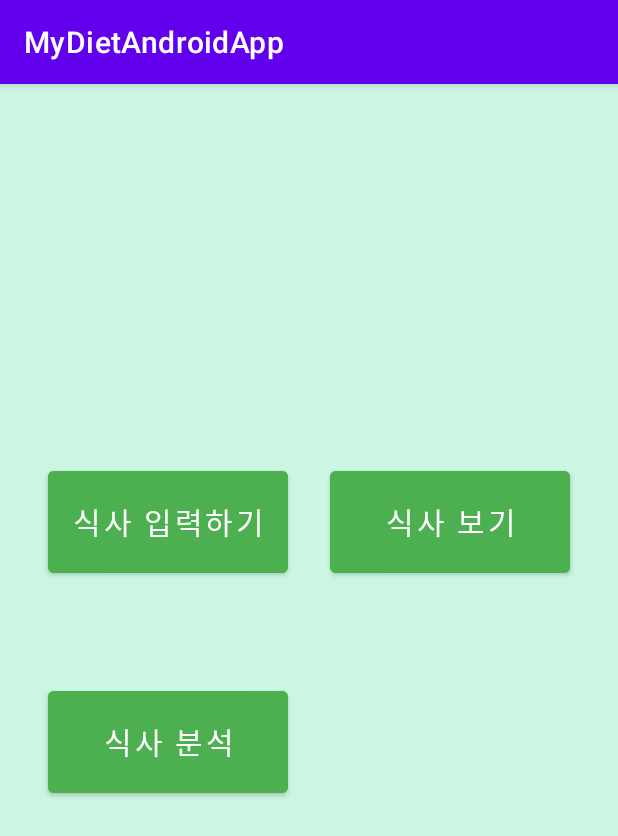
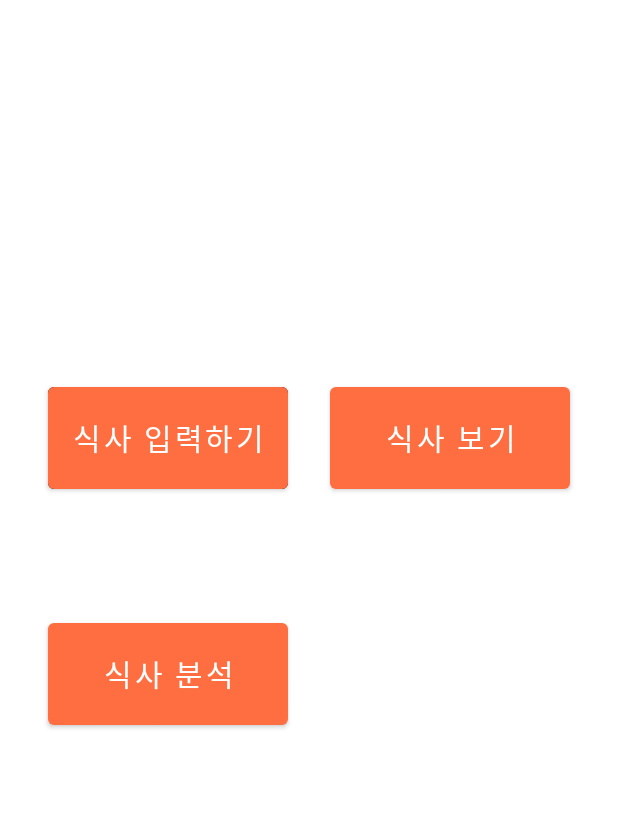
Before and after one commit to Jung-jaewoo/diet-android-app, an Android app: the screen it shows after launch (MainMenuActivity), on a phone screen of 412 x 824 dp. Shown: the top 836 px of the screen. Run offline under Robolectric (Android 15) with nearby library versions, the phone set to English and light mode, and no system bars.

Commit message:
style : 기본 색상 변경

```diff
--- a/app/src/main/res/layout/activity_main_menu.xml
+++ b/app/src/main/res/layout/activity_main_menu.xml
@@ -4,7 +4,7 @@
     xmlns:tools="http://schemas.android.com/tools"
     android:layout_width="match_parent"
     android:layout_height="match_parent"
-    android:background="#CBF6E1"
+    android:background="#FFFFFF"
     tools:context=".MainMenuActivity">
 
     <Button
@@ -13,7 +13,6 @@
         android:layout_height="80dp"
         android:layout_marginTop="252dp"
         android:layout_marginEnd="32dp"
-        android:backgroundTint="#4CAF50"
         android:onClick="navigateShowMeal"
         android:text="@string/textShowMeal"
         android:textSize="20sp"
@@ -26,7 +25,6 @@
         android:layout_height="80dp"
         android:layout_marginStart="32dp"
         android:layout_marginTop="252dp"
-        android:backgroundTint="#4CAF50"
         android:backgroundTintMode="add"
         android:onClick="navigateInputMeal"
         android:text="@string/textInputMeal"
@@ -40,7 +38,6 @@
         android:layout_width="160dp"
         android:layout_height="80dp"
         android:layout_marginStart="32dp"
-        android:backgroundTint="#4CAF50"
         android:text="@string/textAnalyzeMeal"
         android:textSize="20sp"
         app:layout_constraintBottom_toBottomOf="parent"
--- a/app/src/main/res/values/themes.xml
+++ b/app/src/main/res/values/themes.xml
@@ -1,13 +1,14 @@
 <resources xmlns:tools="http://schemas.android.com/tools">
     <!-- Base application theme. -->
     <style name="Theme.MyDietAndroidApp" parent="Theme.MaterialComponents.DayNight.DarkActionBar">
+        <item name="windowNoTitle">true</item>
         <!-- Primary brand color. -->
-        <item name="colorPrimary">@color/purple_500</item>
-        <item name="colorPrimaryVariant">@color/purple_700</item>
+        <item name="colorPrimary">#FF6E40</item>
+        <item name="colorPrimaryVariant">#FF3D00</item>
         <item name="colorOnPrimary">@color/white</item>
         <!-- Secondary brand color. -->
-        <item name="colorSecondary">@color/teal_200</item>
-        <item name="colorSecondaryVariant">@color/teal_700</item>
+        <item name="colorSecondary">#FF9E80</item>
+        <item name="colorSecondaryVariant">#FF8A80</item>
         <item name="colorOnSecondary">@color/black</item>
         <!-- Status bar color. -->
         <item name="android:statusBarColor">?attr/colorPrimaryVariant</item>
```
